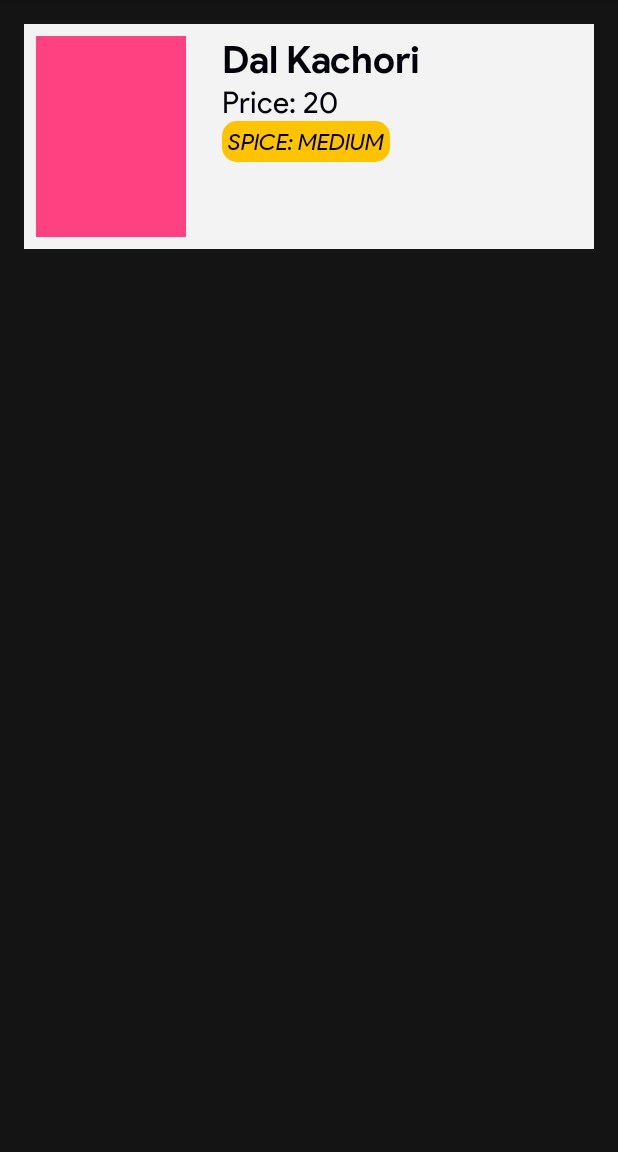
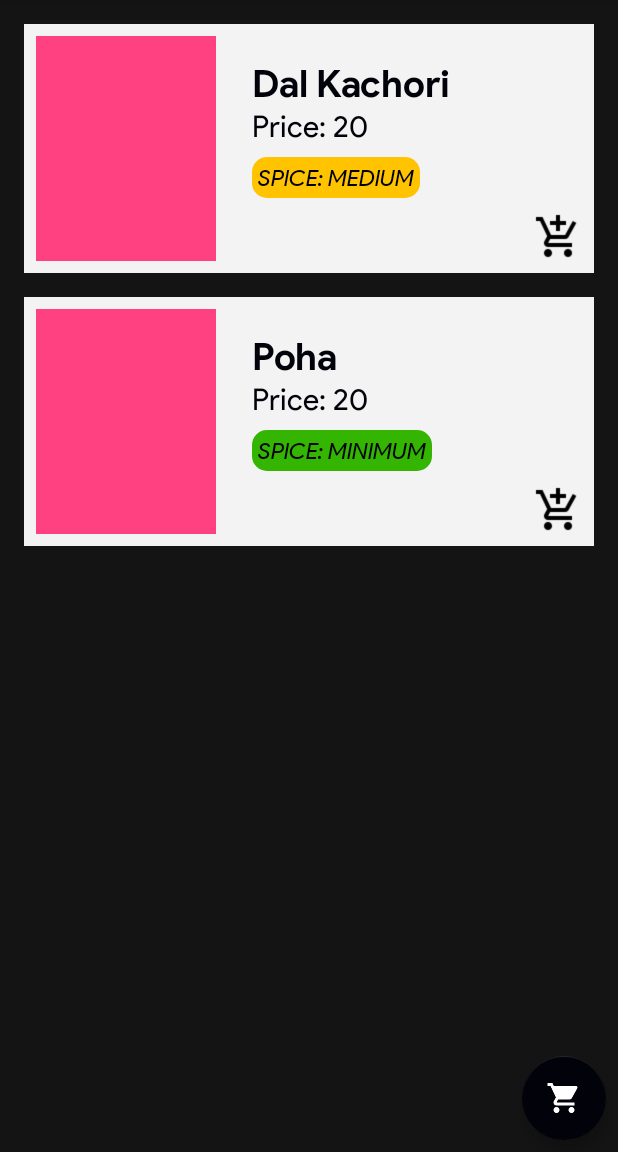
Before and after one commit to ThisIsNSH/Android-FoodX, an Android app: the screen it shows after launch (MainActivity), on a phone screen of 412 x 824 dp, the part 84-1236 px from its top. Run offline under Robolectric (Android 15) with nearby library versions, the phone set to English and light mode, and no system bars.

Commit message:
fab added:

```diff
--- a/app/build.gradle
+++ b/app/build.gradle
@@ -21,6 +21,9 @@ android {
 dependencies {
     implementation fileTree(dir: 'libs', include: ['*.jar'])
     implementation 'com.android.support:appcompat-v7:26.0.0-beta1'
+
+    compile 'com.android.support:design:26.0.0'
+
     implementation 'com.android.support.constraint:constraint-layout:1.0.2'
     testImplementation 'junit:junit:4.12'
     androidTestImplementation 'com.android.support.test:runner:1.0.1'
--- a/app/src/main/res/layout/activity_main.xml
+++ b/app/src/main/res/layout/activity_main.xml
@@ -5,8 +5,8 @@
     xmlns:app="http://schemas.android.com/apk/res-auto"
     xmlns:tools="http://schemas.android.com/tools"
     android:layout_width="match_parent"
+    android:layout_height="match_parent"
     android:background="@color/grey"
-    android:layout_height="match_parent"
 
     tools:context="com.foodx.nsh.MainActivity">
 
@@ -34,6 +34,7 @@
                 android:textColor="#fff"
                 android:textSize="25sp" />
 
+
             <TextView
                 android:layout_width="wrap_content"
                 android:layout_height="wrap_content"
@@ -49,69 +50,152 @@
 
             <LinearLayout
                 android:layout_width="match_parent"
-                android:orientation="vertical"
-                android:layout_height="wrap_content">
+                android:layout_height="wrap_content"
+                android:orientation="vertical">
 
                 <RelativeLayout
+                    android:id="@+id/item1"
                     android:layout_width="match_parent"
-                    android:background="#f3f3f3"
-                    android:id="@+id/item1"
-
+                    android:layout_height="wrap_content"
+                    android:layout_marginLeft="16dp"
+                    android:layout_marginRight="16dp"
                     android:layout_marginTop="16dp"
-                    android:layout_marginRight="16dp"
-                    android:layout_marginLeft="16dp"
-                    android:layout_height="150dp">
+                    android:background="#f3f3f3">
 
                     <ImageView
-                        android:layout_width="100dp"
-                        android:layout_height="match_parent"
+                        android:id="@+id/image1"
+                        android:layout_width="120dp"
+                        android:layout_height="150dp"
                         android:layout_margin="8dp"
-                        android:id="@+id/image1"
-                        android:src="@color/colorAccent"
-                        />
+                        android:src="@color/colorAccent" />
+
                     <TextView
+                        android:id="@+id/name1"
                         android:layout_width="wrap_content"
                         android:layout_height="wrap_content"
+                        android:layout_marginLeft="16dp"
+
+
+                        android:layout_marginTop="24dp"
+                        android:layout_toRightOf="@id/image1"
+                        android:fontFamily="@font/psb"
                         android:text="Dal Kachori"
-                        android:fontFamily="@font/psb"
-                        android:textSize="25sp"
-                        android:id="@+id/name1"
-                        android:layout_toRightOf="@id/image1"
-                        android:layout_marginTop="8dp"
-                        android:layout_marginLeft="16dp"
-                        android:textColor="@color/black"/>
+                        android:textColor="@color/black"
+                        android:textSize="25sp" />
 
                     <TextView
+                        android:id="@+id/price1"
                         android:layout_width="wrap_content"
                         android:layout_height="wrap_content"
+                        android:layout_below="@id/name1"
+                        android:layout_marginLeft="16dp"
+                        android:layout_marginTop="0dp"
+                        android:layout_toRightOf="@id/image1"
+                        android:fontFamily="@font/ps"
+                        android:gravity="center_vertical"
                         android:text="Price: 20"
-                        android:fontFamily="@font/ps"
-                        android:textSize="20sp"
-                        android:id="@+id/price1"
-                        android:layout_below="@id/name1"
-                        android:layout_toRightOf="@id/image1"
-                        android:layout_marginTop="0dp"
-                        android:layout_marginLeft="16dp"
-                        android:textColor="@color/black"/>
+                        android:textColor="@color/black"
+                        android:textSize="20sp" />
 
                     <TextView
+                        android:id="@+id/spice1"
                         android:layout_width="wrap_content"
                         android:layout_height="wrap_content"
+                        android:layout_below="@id/price1"
+                        android:layout_marginLeft="16dp"
+                        android:layout_marginTop="8dp"
+                        android:layout_toRightOf="@id/image1"
+                        android:background="@drawable/spice_mid"
+                        android:fontFamily="@font/psi"
+                        android:gravity="center_vertical"
+                        android:padding="4dp"
                         android:text="Spice: Medium"
-                        android:fontFamily="@font/psi"
-                        android:textSize="15sp"
                         android:textAllCaps="true"
-                        android:padding="4dp"
-                        android:background="@drawable/spice_mid"
-                        android:id="@+id/spice1"
-                        android:layout_below="@id/price1"
-                        android:layout_toRightOf="@id/image1"
-                        android:layout_marginTop="0dp"
-                        android:layout_marginLeft="16dp"
-                        android:textColor="@color/black"/>
+                        android:textColor="@color/black"
+                        android:textSize="15sp" />
+
+                    <ImageView
+                        android:layout_width="40dp"
+                        android:layout_height="40dp"
+                        android:paddingBottom="8dp"
+                        android:paddingRight="8dp"
+                        android:src="@drawable/add_cart"
+android:id="@+id/cart1"
+                        android:layout_alignParentRight="true"
+                        android:layout_alignParentBottom="true"/>
 
 
+                </RelativeLayout>
+                <RelativeLayout
+                    android:id="@+id/item2"
+                    android:layout_width="match_parent"
+                    android:layout_height="wrap_content"
+                    android:layout_marginLeft="16dp"
+                    android:layout_marginRight="16dp"
+                    android:layout_marginTop="16dp"
+                    android:background="#f3f3f3">
 
+                    <ImageView
+                        android:id="@+id/image2"
+                        android:layout_width="120dp"
+                        android:layout_height="150dp"
+                        android:layout_margin="8dp"
+                        android:src="@color/colorAccent" />
+
+                    <TextView
+                        android:id="@+id/name2"
+                        android:layout_width="wrap_content"
+                        android:layout_height="wrap_content"
+                        android:layout_marginLeft="16dp"
+
+
+                        android:layout_marginTop="24dp"
+                        android:layout_toRightOf="@id/image2"
+                        android:fontFamily="@font/psb"
+                        android:text="Poha"
+                        android:textColor="@color/black"
+                        android:textSize="25sp" />
+
+                    <TextView
+                        android:id="@+id/price2"
+                        android:layout_width="wrap_content"
+                        android:layout_height="wrap_content"
+                        android:layout_below="@id/name2"
+                        android:layout_marginLeft="16dp"
+                        android:layout_marginTop="0dp"
+                        android:layout_toRightOf="@id/image2"
+                        android:fontFamily="@font/ps"
+                        android:gravity="center_vertical"
+                        android:text="Price: 20"
+                        android:textColor="@color/black"
+                        android:textSize="20sp" />
+
+                    <TextView
+                        android:id="@+id/spice2"
+                        android:layout_width="wrap_content"
+                        android:layout_height="wrap_content"
+                        android:layout_below="@id/price2"
+                        android:layout_marginLeft="16dp"
+                        android:layout_marginTop="8dp"
+                        android:layout_toRightOf="@id/image2"
+                        android:background="@drawable/spice_min"
+                        android:fontFamily="@font/psi"
+                        android:gravity="center_vertical"
+                        android:padding="4dp"
+                        android:text="Spice: Minimum"
+                        android:textAllCaps="true"
+                        android:textColor="@color/black"
+                        android:textSize="15sp" />
+
+                    <ImageView
+                        android:layout_width="40dp"
+                        android:layout_height="40dp"
+                        android:paddingBottom="8dp"
+                        android:paddingRight="8dp"
+                        android:src="@drawable/add_cart"
+                        android:id="@+id/cart2"
+                        android:layout_alignParentRight="true"
+                        android:layout_alignParentBottom="true"/>
                 </RelativeLayout>
 
             </LinearLayout>
@@ -119,4 +203,16 @@
 
 
     </LinearLayout>
+
+    <android.support.design.widget.FloatingActionButton
+        android:id="@+id/fab"
+        android:layout_width="wrap_content"
+        android:layout_height="wrap_content"
+        android:layout_alignParentBottom="true"
+        android:layout_alignParentRight="true"
+        android:layout_margin="8dp"
+        app:fabSize="normal"
+android:backgroundTint="@color/black"
+        android:src="@drawable/cart48"
+        />
 </RelativeLayout>
```
Also changed, not shown: app/src/main/res/drawable/add_cart.png (added), app/src/main/res/drawable/cart.png (added), app/src/main/res/drawable/cart48.png (added).
